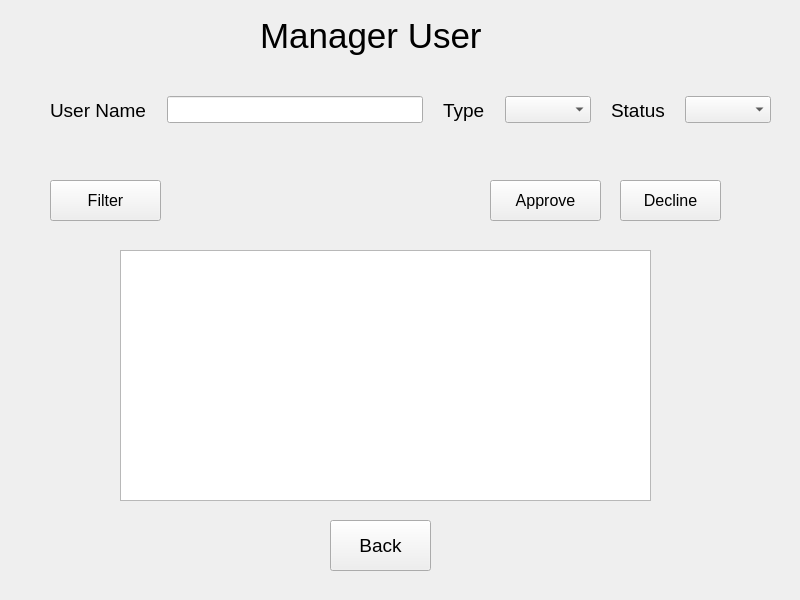
Before: the Qt Designer form UI/administrator_manage_user.ui in BellaMENG/Atlanta-Beltline, drawn with Qt 5.
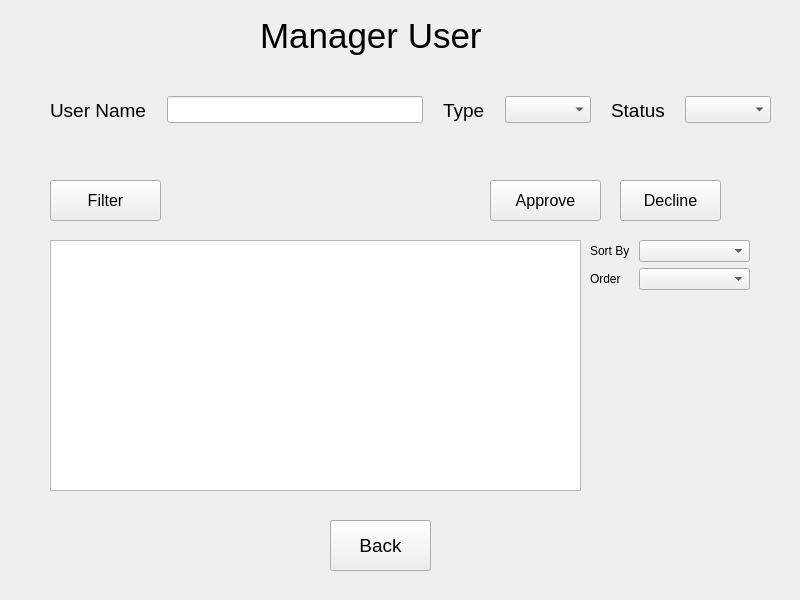
After: the same form once the commit is applied.

```diff
--- a/UI/administrator_manage_user.ui
+++ b/UI/administrator_manage_user.ui
@@ -185,13 +185,45 @@
    <widget class="QTableWidget" name="tableWidget">
     <property name="geometry">
      <rect>
-      <x>120</x>
-      <y>250</y>
+      <x>50</x>
+      <y>240</y>
       <width>531</width>
       <height>251</height>
      </rect>
     </property>
    </widget>
+   <widget class="QWidget" name="formLayoutWidget">
+    <property name="geometry">
+     <rect>
+      <x>590</x>
+      <y>240</y>
+      <width>160</width>
+      <height>80</height>
+     </rect>
+    </property>
+    <layout class="QFormLayout" name="formLayout">
+     <item row="0" column="0">
+      <widget class="QLabel" name="sortByLabel">
+       <property name="text">
+        <string>Sort By </string>
+       </property>
+      </widget>
+     </item>
+     <item row="0" column="1">
+      <widget class="QComboBox" name="sortByComboBox"/>
+     </item>
+     <item row="1" column="0">
+      <widget class="QLabel" name="orderLabel">
+       <property name="text">
+        <string>Order</string>
+       </property>
+      </widget>
+     </item>
+     <item row="1" column="1">
+      <widget class="QComboBox" name="orderComboBox"/>
+     </item>
+    </layout>
+   </widget>
   </widget>
  </widget>
  <resources/>
```
